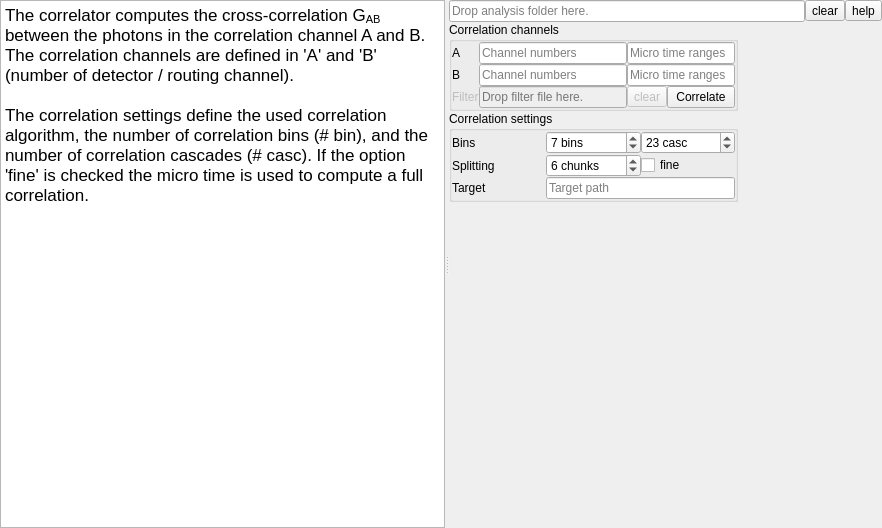
Qt form chisurf/gui/widgets/wizard/tttr_correlator.ui (Fluorescence-Tools/chisurf) before a commit.
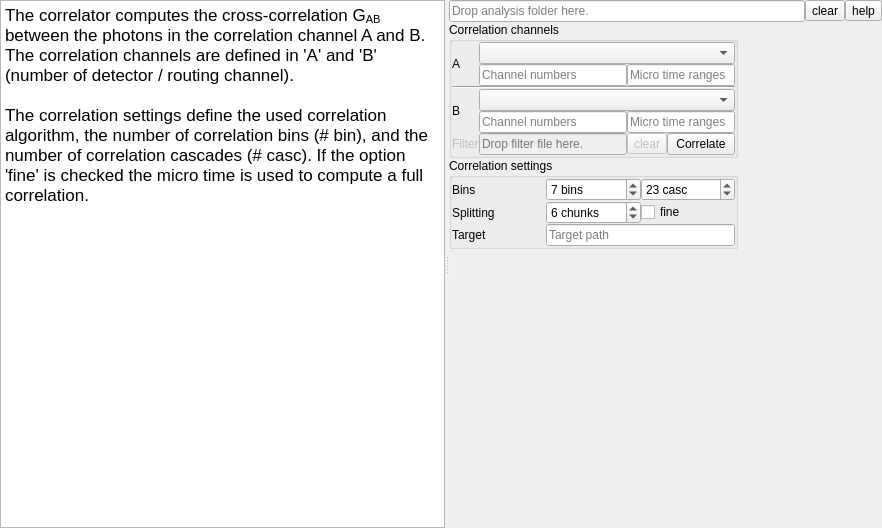
The same form after that commit.

Commit message:
refactor: enhance wizard with robust TTTR handling and UI improvements
- Added fallback mechanisms for missing analysis folder or invalid TTTR file scenarios.
- Implemented new methods for efficient file-loading and correlation handling.
- Updated UI with channel combo boxes, dynamic updates, and better error handling.

```diff
--- a/chisurf/gui/widgets/wizard/tttr_correlator.ui
+++ b/chisurf/gui/widgets/wizard/tttr_correlator.ui
@@ -89,43 +89,7 @@
           <property name="spacing">
            <number>0</number>
           </property>
-          <item row="0" column="0">
-           <widget class="QLabel" name="label_3">
-            <property name="sizePolicy">
-             <sizepolicy hsizetype="Minimum" vsizetype="Preferred">
-              <horstretch>0</horstretch>
-              <verstretch>0</verstretch>
-             </sizepolicy>
-            </property>
-            <property name="text">
-             <string>A</string>
-            </property>
-           </widget>
-          </item>
-          <item row="0" column="1">
-           <widget class="QLineEdit" name="lineEdit">
-            <property name="sizePolicy">
-             <sizepolicy hsizetype="Expanding" vsizetype="Fixed">
-              <horstretch>0</horstretch>
-              <verstretch>0</verstretch>
-             </sizepolicy>
-            </property>
-            <property name="text">
-             <string/>
-            </property>
-            <property name="placeholderText">
-             <string>Channel numbers</string>
-            </property>
-           </widget>
-          </item>
-          <item row="0" column="2" colspan="2">
-           <widget class="QLineEdit" name="lineEdit_6">
-            <property name="placeholderText">
-             <string>Micro time ranges</string>
-            </property>
-           </widget>
-          </item>
-          <item row="1" column="0">
+          <item row="3" column="0" rowspan="2">
            <widget class="QLabel" name="label_4">
             <property name="sizePolicy">
              <sizepolicy hsizetype="Minimum" vsizetype="Preferred">
@@ -138,7 +102,72 @@
             </property>
            </widget>
           </item>
+          <item row="5" column="2">
+           <widget class="QToolButton" name="toolButton_2">
+            <property name="enabled">
+             <bool>false</bool>
+            </property>
+            <property name="text">
+             <string>clear</string>
+            </property>
+           </widget>
+          </item>
+          <item row="0" column="1" colspan="3">
+           <widget class="QComboBox" name="comboBox"/>
+          </item>
           <item row="1" column="1">
+           <widget class="QLineEdit" name="lineEdit">
+            <property name="sizePolicy">
+             <sizepolicy hsizetype="Expanding" vsizetype="Fixed">
+              <horstretch>0</horstretch>
+              <verstretch>0</verstretch>
+             </sizepolicy>
+            </property>
+            <property name="text">
+             <string/>
+            </property>
+            <property name="placeholderText">
+             <string>Channel numbers</string>
+            </property>
+           </widget>
+          </item>
+          <item row="0" column="0" rowspan="2">
+           <widget class="QLabel" name="label_3">
+            <property name="sizePolicy">
+             <sizepolicy hsizetype="Minimum" vsizetype="Preferred">
+              <horstretch>0</horstretch>
+              <verstretch>0</verstretch>
+             </sizepolicy>
+            </property>
+            <property name="text">
+             <string>A</string>
+            </property>
+           </widget>
+          </item>
+          <item row="4" column="2" colspan="2">
+           <widget class="QLineEdit" name="lineEdit_7">
+            <property name="placeholderText">
+             <string>Micro time ranges</string>
+            </property>
+           </widget>
+          </item>
+          <item row="5" column="3">
+           <widget class="QToolButton" name="toolButton_3">
+            <property name="sizePolicy">
+             <sizepolicy hsizetype="Minimum" vsizetype="Minimum">
+              <horstretch>0</horstretch>
+              <verstretch>0</verstretch>
+             </sizepolicy>
+            </property>
+            <property name="text">
+             <string>Correlate</string>
+            </property>
+           </widget>
+          </item>
+          <item row="3" column="1" colspan="3">
+           <widget class="QComboBox" name="comboBox_2"/>
+          </item>
+          <item row="4" column="1">
            <widget class="QLineEdit" name="lineEdit_2">
             <property name="placeholderText">
              <string>Channel numbers</string>
@@ -146,13 +175,13 @@
            </widget>
           </item>
           <item row="1" column="2" colspan="2">
-           <widget class="QLineEdit" name="lineEdit_7">
+           <widget class="QLineEdit" name="lineEdit_6">
             <property name="placeholderText">
              <string>Micro time ranges</string>
             </property>
            </widget>
           </item>
-          <item row="2" column="0">
+          <item row="5" column="0">
            <widget class="QLabel" name="label_2">
             <property name="enabled">
              <bool>false</bool>
@@ -168,7 +197,7 @@
             </property>
            </widget>
           </item>
-          <item row="2" column="1">
+          <item row="5" column="1">
            <widget class="QLineEdit" name="lineEdit_4">
             <property name="enabled">
              <bool>false</bool>
@@ -181,26 +210,10 @@
             </property>
            </widget>
           </item>
-          <item row="2" column="2">
-           <widget class="QToolButton" name="toolButton_2">
-            <property name="enabled">
-             <bool>false</bool>
-            </property>
-            <property name="text">
-             <string>clear</string>
-            </property>
-           </widget>
-          </item>
-          <item row="2" column="3">
-           <widget class="QToolButton" name="toolButton_3">
-            <property name="sizePolicy">
-             <sizepolicy hsizetype="Minimum" vsizetype="Minimum">
-              <horstretch>0</horstretch>
-              <verstretch>0</verstretch>
-             </sizepolicy>
-            </property>
-            <property name="text">
-             <string>Correlate</string>
+          <item row="2" column="0" colspan="4">
+           <widget class="Line" name="line">
+            <property name="orientation">
+             <enum>Qt::Horizontal</enum>
             </property>
            </widget>
           </item>
```
The commit also changes 1 other file.
